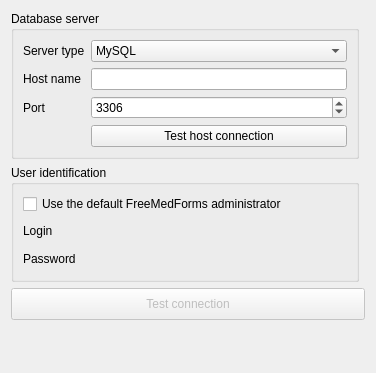
The window that plugins/coreplugin/dialogs/serverpreferenceswidget.ui (FreeHealth/freehealth) describes before a commit, drawn with Qt 5.
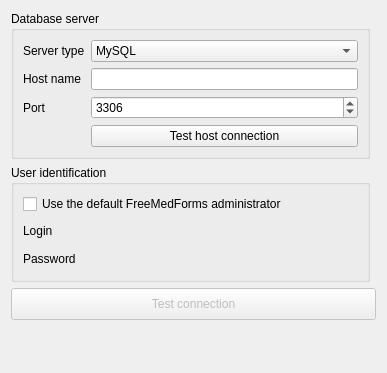
The same window after the commit. Custom widgets are drawn as their Qt base class.

```diff
--- a/plugins/coreplugin/dialogs/serverpreferenceswidget.ui
+++ b/plugins/coreplugin/dialogs/serverpreferenceswidget.ui
@@ -6,7 +6,7 @@
    <rect>
     <x>0</x>
     <y>0</y>
-    <width>376</width>
+    <width>387</width>
     <height>373</height>
    </rect>
   </property>
```
Left out of the diff: 4 changed lines with no effect on the pictures.
